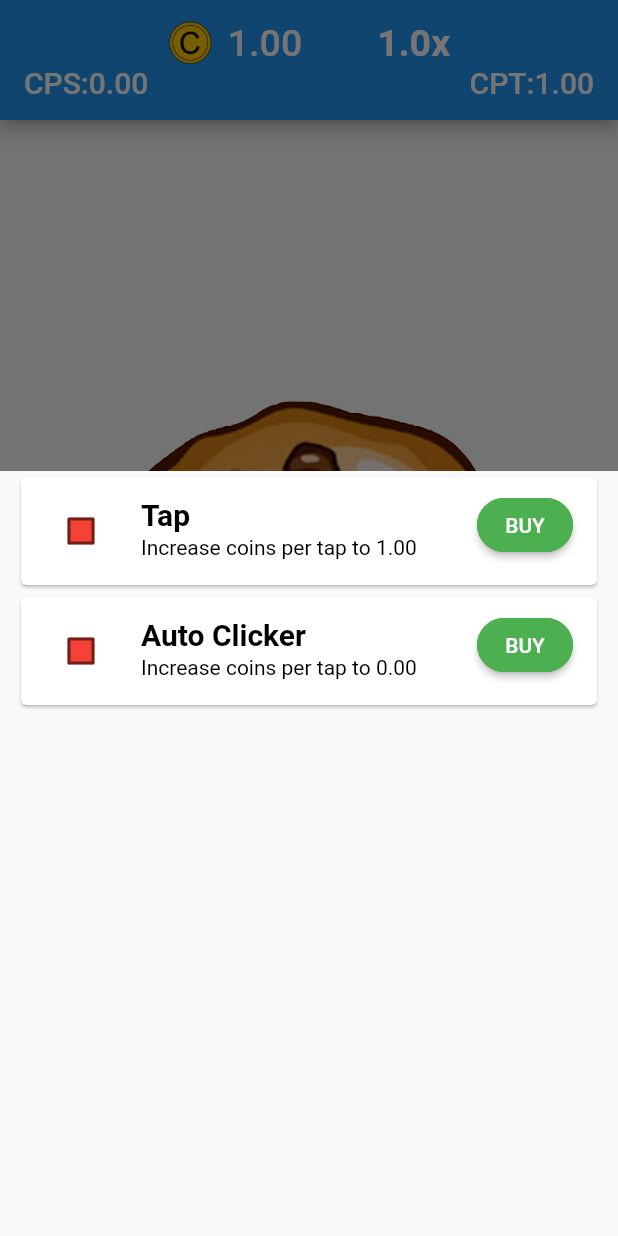
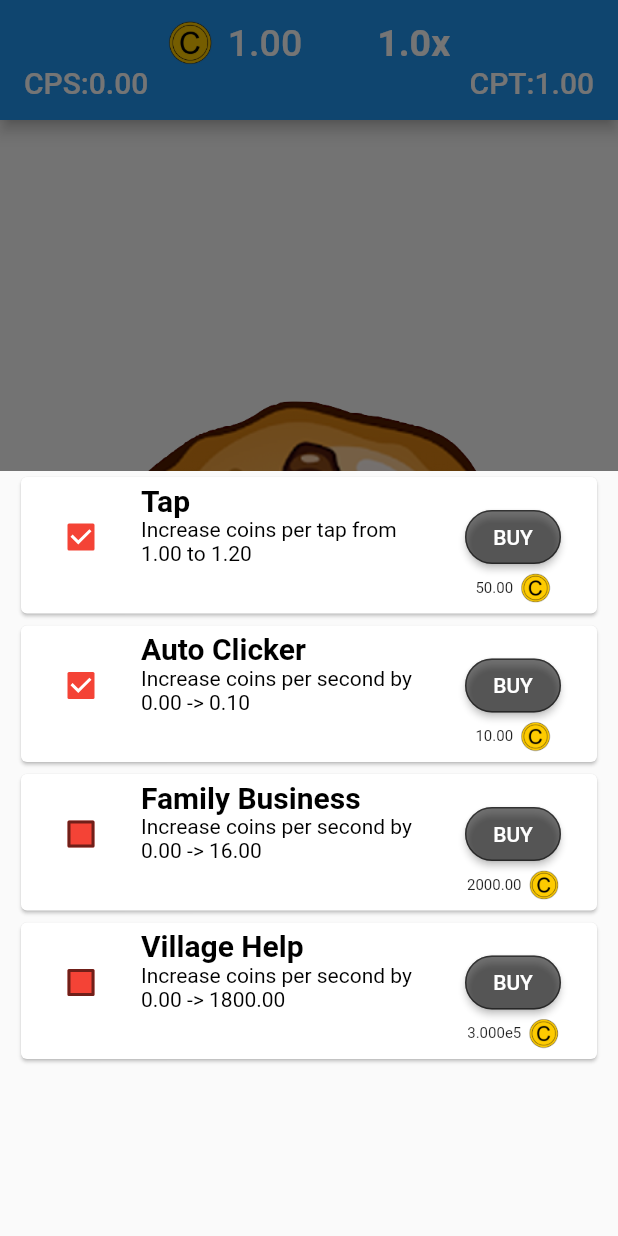
Before and after one commit to KidProf/ordinary-idle, a Flutter app: the screen it shows after launch, after a tap on the "more vert" icon, on a phone screen of 412 x 824 dp. Run offline on Flutter 3.47's test engine with Material 2 defaults, Android fonts, the phone set to English and light mode, and no system bars; our stand-ins replace fluttertoast, hive, hive_flutter, tuple; missing offline and left inert: restart_app; accounts and stored records are empty.

Commit message:
completed details shop

```diff
--- a/lib/partials/DetailShop.dart
+++ b/lib/partials/DetailShop.dart
@@ -5,22 +5,17 @@ import 'package:ordinary_idle/util/Money.dart';
 import 'package:ordinary_idle/util/Shops.dart';
 import 'package:ordinary_idle/util/Util.dart';
 
-class DetailShop extends StatefulWidget {
+class DetailShop extends StatelessWidget {
   final Money pMoney;
-  final Shop s;
-  late int sid;
+  final Map<String, dynamic> vitals;
+  final int sid;
+  late Shop s;
   late int level;
-  DetailShop(this.pMoney, this.s, {Key? key}) : super(key: key) {
-    sid = s.id;
+
+  DetailShop(this.pMoney, this.sid, this.vitals, {Key? key}) : super(key: key) {
+    s = pMoney.getShopById(sid);
     level = pMoney.getLevelById(sid);
   }
-
-  @override
-  State<DetailShop> createState() => _DetailShopState();
-}
-
-class _DetailShopState extends State<DetailShop> {
-  bool isChecked = false;
 
   Color getColor(Set<MaterialState> states) {
     const Set<MaterialState> interactiveStates = <MaterialState>{
@@ -37,52 +32,76 @@ class _DetailShopState extends State<DetailShop> {
   @override
   Widget build(BuildContext context) {
     return ValueListenableBuilder<Box>(
-        valueListenable: Hive.box('purchases').listenable(keys: [widget.sid]),
+        valueListenable: Hive.box('purchases').listenable(keys: [sid]),
         builder: (context, box, _) {
+          return ValueListenableBuilder<Map<String, dynamic>>(
+              valueListenable: pMoney.getVitalsListener,
+              builder: (context, vitals, _) {
                 return Card(
                   child: ListTile(
                     title: Align(
                       alignment: Alignment.centerLeft,
                       child: Text(
-                  widget.s.title,
+                        s.title,
                         style: TextStyle(
                             color: Colors.black,
                             fontSize: 20,
                             fontWeight: FontWeight.bold),
                       ),
                     ),
-              subtitle: Text(
-                widget.s.descriptionI(widget.level),
+                    subtitle: Container(
+                      constraints: BoxConstraints(
+                        minHeight: 60,
+                      ),
+                      child: Text(
+                        s.descriptionI(level),
                         style: TextStyle(
                           color: Colors.black,
                           fontSize: 14,
                         ),
                       ),
+                    ),
                     leading: Checkbox(
                       checkColor: Colors.white,
                       fillColor: MaterialStateProperty.resolveWith(getColor),
-                value: isChecked,
+                      value: vitals["hotbarShop"].contains(sid),
                       onChanged: (bool? value) {
-                  setState(() {
-                    isChecked = value!;
-                  });
+                        pMoney.setHotbarShop(sid, value!);
                       },
                     ),
-              trailing: Column(children: [
-                  ValueListenableBuilder<Map<String, dynamic>>(
-                      valueListenable: widget.pMoney.getVitalsListener,
-                      builder: (context, vitals, _) {
-                        return ElevatedButton(
-                          style: Util.greenRounded,
+                    trailing: Container(
+                      width: 80,
+                      child: Column(children: [
+                        ElevatedButton(
+                          style: pMoney.possibleById(sid)
+                              ? Util.greenRounded
+                              : Util.disabledRounded,
                           child: Text("BUY"),
                           onPressed: () {
-                            print("pressed");
+                            pMoney.purchaseItem(sid);
                           },
-                        );
-                      }),
+                        ),
+                        Row(
+                          children: [
+                            Text(
+                              Util.doubleRepresentation(
+                                  pMoney.getCostById(sid, level: box.get(sid))),
+                              style: TextStyle(fontSize: 10),
+                            ),
+                            const SizedBox(width: 5),
+                            const Image(
+                              image: AssetImage('assets/images/coin.png'),
+                              width: 20,
+                              height: 20,
+                            ),
+                          ],
+                          mainAxisAlignment: MainAxisAlignment.center,
+                        ),
                       ]),
+                    ),
                   ),
                 );
               });
+        });
   }
 }
--- a/lib/partials/HotbarShop.dart
+++ b/lib/partials/HotbarShop.dart
@@ -17,16 +17,16 @@ class HotbarShop extends StatelessWidget {
   @override
   Widget build(BuildContext context) {
     return Expanded(
-      child: SizedBox(
+      child: Container(
         height: 50,
+        padding: const EdgeInsets.fromLTRB(10, 0, 0, 0),
         child: ValueListenableBuilder<Box>(
             valueListenable: Hive.box('purchases').listenable(keys: [id]),
             builder: (context, box, _) {
-              return ValueListenableBuilder<Map<String, dynamic>>(
-                valueListenable: pMoney.getVitalsListener,
-                builder: (context, vitals, _) {
               return ElevatedButton(
-                    style: pMoney.possibleById(id) ? Util.greenRounded : Util.disabledRounded,
+                style: pMoney.possibleById(id)
+                    ? Util.greenRounded
+                    : Util.disabledRounded,
                 child: Stack(
                   children: [
                     Positioned(
@@ -73,8 +73,6 @@ class HotbarShop extends StatelessWidget {
                   pMoney.purchaseItem(id);
                 },
               );
-                }
-              );
             }),
       ),
     );
--- a/lib/partials/ShopComponent.dart
+++ b/lib/partials/ShopComponent.dart
@@ -12,12 +12,12 @@ class ShopComponent extends StatelessWidget {
 
   @override
   Widget build(BuildContext context) {
+    return ValueListenableBuilder<Map<String, dynamic>>(
+        valueListenable: pMoney.getVitalsListener,
+        builder: (context, vitals, _) {
           return Row(
             children: [
-        const SizedBox(width: 10),
-        HotbarShop(pMoney, 0),
-        const SizedBox(width: 10),
-        HotbarShop(pMoney, 1),
+              ...vitals["hotbarShop"].map((int x)=> HotbarShop(pMoney, x)),
               const SizedBox(width: 10),
               CircleAvatar(
                 backgroundColor: Colors.amber[800],
@@ -35,10 +35,13 @@ class ShopComponent extends StatelessWidget {
                           return Container(
                             margin: EdgeInsets.fromLTRB(10, 0, 10, 10),
                             height: 500,
-                  child: Column(
-                    children: pMoney.shops.map((Shop shop) {
-                      return DetailShop(pMoney,shop);
-                    }).toList(),
+                            child: ListView.builder(
+                              // itemExtent: 100,
+                              scrollDirection: Axis.vertical,
+                              itemCount: pMoney.shops.length,
+                              itemBuilder: (BuildContext context, int i) {
+                                return DetailShop(pMoney, i, vitals);
+                               },
                             ),
                           );
                         },
@@ -49,5 +52,6 @@ class ShopComponent extends StatelessWidget {
             ],
             mainAxisAlignment: MainAxisAlignment.spaceAround,
           );
+        });
   }
 }
--- a/lib/util/Money.dart
+++ b/lib/util/Money.dart
@@ -1,5 +1,6 @@
 import 'dart:async';
 import 'package:flutter/material.dart';
+import 'package:fluttertoast/fluttertoast.dart';
 import 'package:hive/hive.dart';
 import 'package:ordinary_idle/util/Secrets.dart';
 import 'package:ordinary_idle/util/Shops.dart';
@@ -13,6 +14,7 @@ class Money extends Shops {
   late double secretsMultiplier;
   late double otherMultiplier;
   late Timer idleTimer;
+  final hotbarShopLimit = 3;
 
   Money() : super() {
     player = Hive.box("player");
@@ -23,6 +25,7 @@ class Money extends Shops {
       "multiplier": _computeMultiplier(),
       "coinsPerSecond": computeCoinsPerSecond(),
       "coinsPerTap": computeCoinsPerTap(),
+      "hotbarShop": player.get("hotbarShop",defaultValue: <int>[0,1]),
     });
 
     //initialize idle timer
@@ -143,4 +146,26 @@ class Money extends Shops {
     var cost = getCostById(id,level: level);
     return cost <= vitals.value["coins"];
   }
+
+  void setHotbarShop(int id, bool value){
+    if(value==true&&!vitals.value["hotbarShop"].contains(id)){ //add
+      if(vitals.value["hotbarShop"].length<hotbarShopLimit){
+        var newHotbar = <int>[...vitals.value["hotbarShop"],id];
+        newHotbar.sort();
+        vitals.value = {...vitals.value,"hotbarShop":newHotbar};
+        player.put("hotbarShop", newHotbar);
+      }else{
+        Fluttertoast.showToast(msg: "You can have at most "+ hotbarShopLimit.toString() + " items in the hotbar");
+      }
+    }else if(value==false&&vitals.value["hotbarShop"].contains(id)){ //remove
+      print(vitals.value["hotbarShop"]);
+      if(vitals.value["hotbarShop"].length>1){
+        var newHotbar = vitals.value["hotbarShop"].where((int x)=>x!=id).toList();
+        vitals.value = {...vitals.value,"hotbarShop":newHotbar};
+        player.put("hotbarShop", newHotbar);
+      }else{
+        Fluttertoast.showToast(msg: "You need at least 1 item in the hotbar");
+      }
+    }
+  }
 }
--- a/lib/util/Shops.dart
+++ b/lib/util/Shops.dart
@@ -26,6 +26,10 @@ abstract class Shops {
   static double _cost0(int i) => (50 * pow(1.3, i)).toDouble();
   static double _gain1(int i) => (i * 0.1).toDouble();
   static double _cost1(int i) => (10 * pow(1.2, i)).toDouble();
+  static double _gain2(int i) => (i * 16).toDouble();
+  static double _cost2(int i) => (2000 * pow(1.2, i)).toDouble();
+  static double _gain3(int i) => (i * 1800).toDouble();
+  static double _cost3(int i) => (300000 * pow(1.2, i)).toDouble();
 
   @mustCallSuper
   Shops() {
@@ -37,7 +41,7 @@ abstract class Shops {
         prerequisites: <Map<String, dynamic>>[],
         title: "Tap",
         description: "Increase coins per tap",
-        descriptionI: (int i) => "Increase coins per tap to ${Util.doubleRepresentation(_gain0(i))}",
+        descriptionI: (int i) => "Increase coins per tap from ${Util.doubleRepresentation(_gain0(i))} to ${Util.doubleRepresentation(_gain0(i+1))}",
         type: "tap",
         gain: Resource(
           type: "tap",
@@ -62,7 +66,7 @@ abstract class Shops {
         prerequisites: <Map<String, dynamic>>[],
         title: "Auto Clicker",
         description: "Increase coins per second",
-        descriptionI: (int i) => "Increase coins per tap to ${Util.doubleRepresentation(_gain1(i))}",
+        descriptionI: (int i) => "Increase coins per second by ${Util.doubleRepresentation(_gain1(i))} -> ${Util.doubleRepresentation(_gain1(i+1))}",
         type: "idle",
         gain: Resource(
           type: "idle",
@@ -78,6 +82,56 @@ abstract class Shops {
           value: _cost1,
           callback: (int i) {
             return subtractCoins(_cost1(i));
+          },
+        ),
+      ),
+      Shop(
+        id: 2,
+        exid: "2",
+        prerequisites: <Map<String, dynamic>>[],
+        title: "Family Business",
+        description: "Increase coins per second",
+        descriptionI: (int i) => "Increase coins per second by ${Util.doubleRepresentation(_gain2(i))} -> ${Util.doubleRepresentation(_gain2(i+1))}",
+        type: "idle",
+        gain: Resource(
+          type: "idle",
+          value: _gain2,
+          callback: (int i) {
+            updateCoinsPerSecond();
+
+            return true;
+          },
+        ),
+        cost: Resource(
+          type: "money",
+          value: _cost2,
+          callback: (int i) {
+            return subtractCoins(_cost2(i));
+          },
+        ),
+      ),
+      Shop(
+        id: 3,
+        exid: "3",
+        prerequisites: <Map<String, dynamic>>[],
+        title: "Village Help",
+        description: "Increase coins per second",
+        descriptionI: (int i) => "Increase coins per second by ${Util.doubleRepresentation(_gain3(i))} -> ${Util.doubleRepresentation(_gain3(i+1))}",
+        type: "idle",
+        gain: Resource(
+          type: "idle",
+          value: _gain3,
+          callback: (int i) {
+            updateCoinsPerSecond();
+
+            return true;
+          },
+        ),
+        cost: Resource(
+          type: "money",
+          value: _cost3,
+          callback: (int i) {
+            return subtractCoins(_cost3(i));
           },
         ),
       ),
@@ -154,8 +208,8 @@ class Shop {
   final String Function(int) descriptionI;
   final String
       type; //"tap","idle","achievements",..., this may not be necessary because class Resource already has a type
-  final Resource gain;
-  final Resource cost;
+  final Resource gain; //gain when upgrading from level to level + 1
+  final Resource cost; //cost when upgrading from level - 1 to level
 
   Shop({
     required this.id,
--- a/lib/util/Util.dart
+++ b/lib/util/Util.dart
@@ -5,9 +5,18 @@ import 'package:intl/intl.dart';
 
 mixin Util {
   static String doubleRepresentation(double value) {
-    final f = NumberFormat("##0.00", "en_GB");
+    if(value<100000){ //10^5
+      final f = NumberFormat("##0.00", "en_GB");
+      return f.format(_roundDouble(value,2));
+    }else{
+      return value.toStringAsExponential(3).runes.where((int c)=>c!=43).map((int c)=>String.fromCharCode(c)).join();
+      //to remove the + sign (with ASCII = 43), but complications emerge when converting from strings to list of characters and vice versa
+    }
+  }
+
+  static double _roundDouble(double value, int places){
     double mod = pow(10.0, 2).toDouble(); // 2 dp for now
-    return f.format((value * mod).round().toDouble() / mod);
+    return (value * mod).round().toDouble() / mod;
   }
 
   static final ButtonStyle greenRounded = ButtonStyle(
```
Lines whose indentation alone changed are shown as unchanged.
